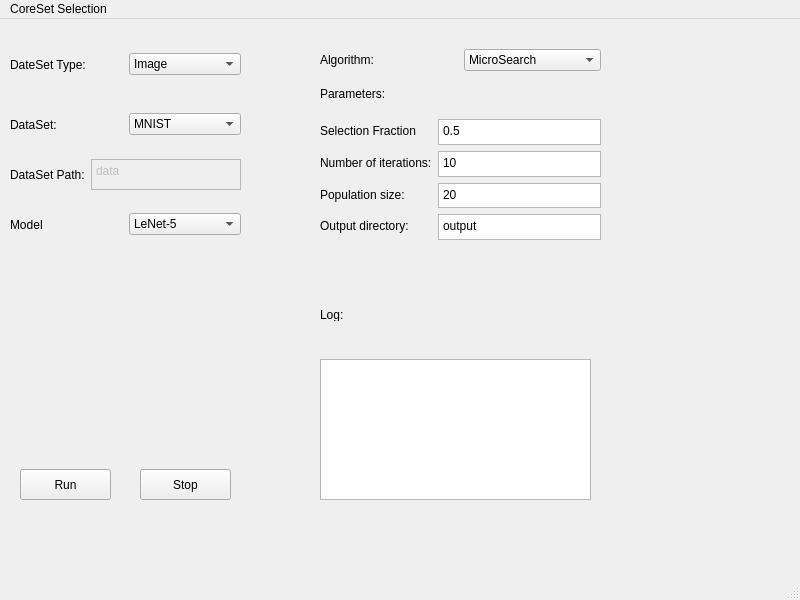
Daidj/DeepCore, file form.ui: the form before one commit.
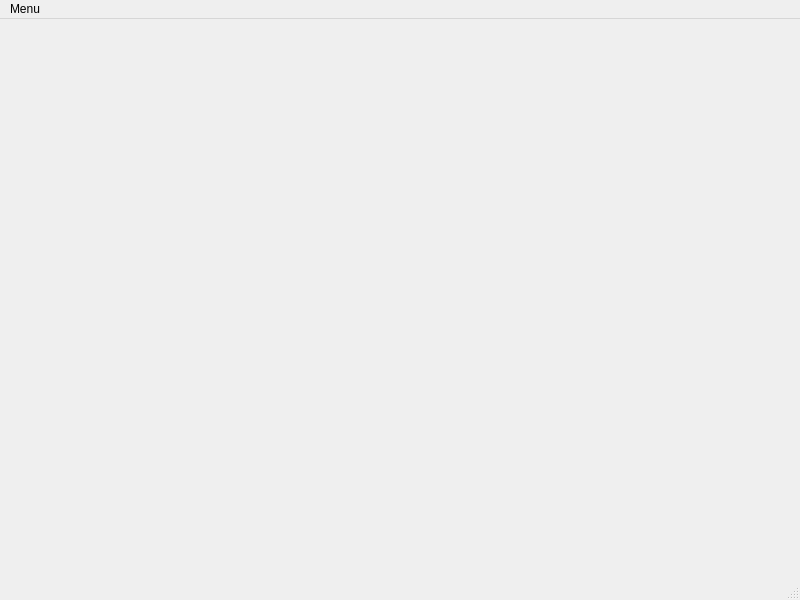
The form after the commit.

Patch:
```diff
--- a/form.ui
+++ b/form.ui
@@ -13,323 +13,7 @@
   <property name="windowTitle">
    <string>MainWindow</string>
   </property>
-  <widget class="QWidget" name="centralwidget">
-   <widget class="QPushButton" name="runButton">
-    <property name="geometry">
-     <rect>
-      <x>20</x>
-      <y>450</y>
-      <width>91</width>
-      <height>31</height>
-     </rect>
-    </property>
-    <property name="text">
-     <string>Run</string>
-    </property>
-   </widget>
-   <widget class="QTextBrowser" name="Log">
-    <property name="geometry">
-     <rect>
-      <x>320</x>
-      <y>340</y>
-      <width>271</width>
-      <height>141</height>
-     </rect>
-    </property>
-   </widget>
-   <widget class="QWidget" name="horizontalLayoutWidget">
-    <property name="geometry">
-     <rect>
-      <x>10</x>
-      <y>30</y>
-      <width>231</width>
-      <height>31</height>
-     </rect>
-    </property>
-    <layout class="QHBoxLayout" name="horizontalLayout">
-     <item>
-      <widget class="QLabel" name="label_2">
-       <property name="text">
-        <string>DateSet Type:</string>
-       </property>
-      </widget>
-     </item>
-     <item>
-      <widget class="QComboBox" name="dataSetType">
-       <item>
-        <property name="text">
-         <string>Image</string>
-        </property>
-       </item>
-       <item>
-        <property name="text">
-         <string>Text</string>
-        </property>
-       </item>
-       <item>
-        <property name="text">
-         <string>Audio</string>
-        </property>
-       </item>
-      </widget>
-     </item>
-    </layout>
-   </widget>
-   <widget class="QWidget" name="horizontalLayoutWidget_2">
-    <property name="geometry">
-     <rect>
-      <x>10</x>
-      <y>190</y>
-      <width>231</width>
-      <height>31</height>
-     </rect>
-    </property>
-    <layout class="QHBoxLayout" name="horizontalLayout_3">
-     <item>
-      <widget class="QLabel" name="label_3">
-       <property name="text">
-        <string>Model</string>
-       </property>
-      </widget>
-     </item>
-     <item>
-      <widget class="QComboBox" name="model">
-       <item>
-        <property name="text">
-         <string>LeNet-5</string>
-        </property>
-       </item>
-       <item>
-        <property name="text">
-         <string>ResNet-18</string>
-        </property>
-       </item>
-      </widget>
-     </item>
-    </layout>
-   </widget>
-   <widget class="QWidget" name="verticalLayoutWidget">
-    <property name="geometry">
-     <rect>
-      <x>320</x>
-      <y>30</y>
-      <width>281</width>
-      <height>61</height>
-     </rect>
-    </property>
-    <layout class="QVBoxLayout" name="verticalLayout">
-     <item>
-      <layout class="QHBoxLayout" name="horizontalLayout_4">
-       <item>
-        <widget class="QLabel" name="label_5">
-         <property name="text">
-          <string>Algorithm:</string>
-         </property>
-        </widget>
-       </item>
-       <item>
-        <widget class="QComboBox" name="algorithm">
-         <item>
-          <property name="text">
-           <string>MicroSearch</string>
-          </property>
-         </item>
-        </widget>
-       </item>
-      </layout>
-     </item>
-     <item>
-      <widget class="QLabel" name="label_6">
-       <property name="text">
-        <string>Parameters:</string>
-       </property>
-      </widget>
-     </item>
-    </layout>
-   </widget>
-   <widget class="QWidget" name="horizontalLayoutWidget_3">
-    <property name="geometry">
-     <rect>
-      <x>10</x>
-      <y>90</y>
-      <width>231</width>
-      <height>31</height>
-     </rect>
-    </property>
-    <layout class="QHBoxLayout" name="horizontalLayout_2">
-     <item>
-      <widget class="QLabel" name="label_4">
-       <property name="text">
-        <string>DataSet:</string>
-       </property>
-      </widget>
-     </item>
-     <item>
-      <widget class="QComboBox" name="dataSet">
-       <item>
-        <property name="text">
-         <string>MNIST</string>
-        </property>
-       </item>
-       <item>
-        <property name="text">
-         <string>CIFAR10</string>
-        </property>
-       </item>
-       <item>
-        <property name="text">
-         <string>CIFAR100</string>
-        </property>
-       </item>
-       <item>
-        <property name="text">
-         <string>Custom</string>
-        </property>
-       </item>
-      </widget>
-     </item>
-    </layout>
-   </widget>
-   <widget class="QPushButton" name="stopButton">
-    <property name="geometry">
-     <rect>
-      <x>140</x>
-      <y>450</y>
-      <width>91</width>
-      <height>31</height>
-     </rect>
-    </property>
-    <property name="text">
-     <string>Stop</string>
-    </property>
-   </widget>
-   <widget class="QLabel" name="label">
-    <property name="geometry">
-     <rect>
-      <x>320</x>
-      <y>290</y>
-      <width>54</width>
-      <height>12</height>
-     </rect>
-    </property>
-    <property name="text">
-     <string>Log:</string>
-    </property>
-   </widget>
-   <widget class="QWidget" name="horizontalLayoutWidget_5">
-    <property name="geometry">
-     <rect>
-      <x>10</x>
-      <y>140</y>
-      <width>231</width>
-      <height>31</height>
-     </rect>
-    </property>
-    <layout class="QHBoxLayout" name="horizontalLayout_5">
-     <item>
-      <widget class="QLabel" name="dataSetPathLabel">
-       <property name="text">
-        <string>DataSet Path:</string>
-       </property>
-      </widget>
-     </item>
-     <item>
-      <widget class="QTextEdit" name="dataSetPath">
-       <property name="enabled">
-        <bool>false</bool>
-       </property>
-       <property name="html">
-        <string>&lt;!DOCTYPE HTML PUBLIC &quot;-//W3C//DTD HTML 4.0//EN&quot; &quot;http://www.w3.org/TR/REC-html40/strict.dtd&quot;&gt;
-&lt;html&gt;&lt;head&gt;&lt;meta name=&quot;qrichtext&quot; content=&quot;1&quot; /&gt;&lt;style type=&quot;text/css&quot;&gt;
-p, li { white-space: pre-wrap; }
-&lt;/style&gt;&lt;/head&gt;&lt;body style=&quot; font-family:'SimSun'; font-size:9pt; font-weight:400; font-style:normal;&quot;&gt;
-&lt;p style=&quot; margin-top:0px; margin-bottom:0px; margin-left:0px; margin-right:0px; -qt-block-indent:0; text-indent:0px;&quot;&gt;data&lt;/p&gt;&lt;/body&gt;&lt;/html&gt;</string>
-       </property>
-      </widget>
-     </item>
-    </layout>
-   </widget>
-   <widget class="QWidget" name="formLayoutWidget">
-    <property name="geometry">
-     <rect>
-      <x>320</x>
-      <y>100</y>
-      <width>281</width>
-      <height>121</height>
-     </rect>
-    </property>
-    <layout class="QFormLayout" name="formLayout">
-     <item row="0" column="0">
-      <widget class="QLabel" name="label_7">
-       <property name="text">
-        <string>Selection Fraction</string>
-       </property>
-      </widget>
-     </item>
-     <item row="0" column="1">
-      <widget class="QTextEdit" name="fraction">
-       <property name="html">
-        <string>&lt;!DOCTYPE HTML PUBLIC &quot;-//W3C//DTD HTML 4.0//EN&quot; &quot;http://www.w3.org/TR/REC-html40/strict.dtd&quot;&gt;
-&lt;html&gt;&lt;head&gt;&lt;meta name=&quot;qrichtext&quot; content=&quot;1&quot; /&gt;&lt;style type=&quot;text/css&quot;&gt;
-p, li { white-space: pre-wrap; }
-&lt;/style&gt;&lt;/head&gt;&lt;body style=&quot; font-family:'SimSun'; font-size:9pt; font-weight:400; font-style:normal;&quot;&gt;
-&lt;p style=&quot; margin-top:0px; margin-bottom:0px; margin-left:0px; margin-right:0px; -qt-block-indent:0; text-indent:0px;&quot;&gt;0.5&lt;/p&gt;&lt;/body&gt;&lt;/html&gt;</string>
-       </property>
-      </widget>
-     </item>
-     <item row="1" column="0">
-      <widget class="QLabel" name="label_8">
-       <property name="text">
-        <string>Number of iterations:</string>
-       </property>
-      </widget>
-     </item>
-     <item row="1" column="1">
-      <widget class="QTextEdit" name="iteration">
-       <property name="html">
-        <string>&lt;!DOCTYPE HTML PUBLIC &quot;-//W3C//DTD HTML 4.0//EN&quot; &quot;http://www.w3.org/TR/REC-html40/strict.dtd&quot;&gt;
-&lt;html&gt;&lt;head&gt;&lt;meta name=&quot;qrichtext&quot; content=&quot;1&quot; /&gt;&lt;style type=&quot;text/css&quot;&gt;
-p, li { white-space: pre-wrap; }
-&lt;/style&gt;&lt;/head&gt;&lt;body style=&quot; font-family:'SimSun'; font-size:9pt; font-weight:400; font-style:normal;&quot;&gt;
-&lt;p style=&quot; margin-top:0px; margin-bottom:0px; margin-left:0px; margin-right:0px; -qt-block-indent:0; text-indent:0px;&quot;&gt;10&lt;/p&gt;&lt;/body&gt;&lt;/html&gt;</string>
-       </property>
-      </widget>
-     </item>
-     <item row="2" column="0">
-      <widget class="QLabel" name="label_9">
-       <property name="text">
-        <string>Population size:</string>
-       </property>
-      </widget>
-     </item>
-     <item row="2" column="1">
-      <widget class="QTextEdit" name="population">
-       <property name="html">
-        <string>&lt;!DOCTYPE HTML PUBLIC &quot;-//W3C//DTD HTML 4.0//EN&quot; &quot;http://www.w3.org/TR/REC-html40/strict.dtd&quot;&gt;
-&lt;html&gt;&lt;head&gt;&lt;meta name=&quot;qrichtext&quot; content=&quot;1&quot; /&gt;&lt;style type=&quot;text/css&quot;&gt;
-p, li { white-space: pre-wrap; }
-&lt;/style&gt;&lt;/head&gt;&lt;body style=&quot; font-family:'SimSun'; font-size:9pt; font-weight:400; font-style:normal;&quot;&gt;
-&lt;p style=&quot; margin-top:0px; margin-bottom:0px; margin-left:0px; margin-right:0px; -qt-block-indent:0; text-indent:0px;&quot;&gt;20&lt;/p&gt;&lt;/body&gt;&lt;/html&gt;</string>
-       </property>
-      </widget>
-     </item>
-     <item row="3" column="0">
-      <widget class="QLabel" name="label_10">
-       <property name="text">
-        <string>Output directory:</string>
-       </property>
-      </widget>
-     </item>
-     <item row="3" column="1">
-      <widget class="QPlainTextEdit" name="outputFolder">
-       <property name="plainText">
-        <string>output</string>
-       </property>
-      </widget>
-     </item>
-    </layout>
-   </widget>
-  </widget>
+  <widget class="QWidget" name="centralwidget"/>
   <widget class="QMenuBar" name="menubar">
    <property name="geometry">
     <rect>
@@ -341,7 +25,7 @@
    </property>
    <widget class="QMenu" name="menuTest">
     <property name="title">
-     <string>CoreSet Selection</string>
+     <string>Menu</string>
     </property>
    </widget>
    <addaction name="menuTest"/>
```
Left out of the diff: 31 changed lines with no effect on the pictures.
